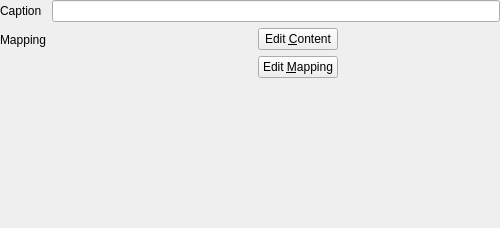
Old version of the form GGEditor_src/ui/panes/ggmappingeditorpane.ui in the repository kingnak/GameGenerator.
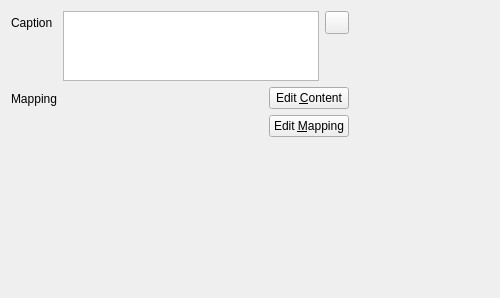
New version of the form. Icons and pictures are not drawn. Custom widgets are drawn as their Qt base class.

What changed in the file:
```diff
--- a/GGEditor_src/ui/panes/ggmappingeditorpane.ui
+++ b/GGEditor_src/ui/panes/ggmappingeditorpane.ui
@@ -13,19 +13,7 @@
   <property name="windowTitle">
    <string>Form</string>
   </property>
-  <layout class="QFormLayout" name="formLayout">
-   <property name="leftMargin">
-    <number>0</number>
-   </property>
-   <property name="topMargin">
-    <number>0</number>
-   </property>
-   <property name="rightMargin">
-    <number>0</number>
-   </property>
-   <property name="bottomMargin">
-    <number>0</number>
-   </property>
+  <layout class="QFormLayout" name="formLayout_2">
    <item row="0" column="0">
     <widget class="QLabel" name="label">
      <property name="text">
@@ -34,7 +22,31 @@
     </widget>
    </item>
    <item row="0" column="1">
-    <widget class="QLineEdit" name="txtCaption"/>
+    <layout class="QFormLayout" name="formLayout">
+     <item row="0" column="0">
+      <widget class="QTextEdit" name="txtCaption">
+       <property name="html">
+        <string notr="true">&lt;!DOCTYPE HTML PUBLIC &quot;-//W3C//DTD HTML 4.0//EN&quot; &quot;http://www.w3.org/TR/REC-html40/strict.dtd&quot;&gt;
+&lt;html&gt;&lt;head&gt;&lt;meta name=&quot;qrichtext&quot; content=&quot;1&quot; /&gt;&lt;style type=&quot;text/css&quot;&gt;
+p, li { white-space: pre-wrap; }
+&lt;/style&gt;&lt;/head&gt;&lt;body style=&quot; font-family:'MS Shell Dlg 2'; font-size:8.25pt; font-weight:400; font-style:normal;&quot;&gt;
+&lt;p style=&quot;-qt-paragraph-type:empty; margin-top:0px; margin-bottom:0px; margin-left:0px; margin-right:0px; -qt-block-indent:0; text-indent:0px;&quot;&gt;&lt;br /&gt;&lt;/p&gt;&lt;/body&gt;&lt;/html&gt;</string>
+       </property>
+      </widget>
+     </item>
+     <item row="0" column="1">
+      <widget class="QToolButton" name="btnChangeCaption">
+       <property name="text">
+        <string notr="true"/>
+       </property>
+       <property name="icon">
+        <iconset>
+         <normalon>:/icons/edit</normalon>
+        </iconset>
+       </property>
+      </widget>
+     </item>
+    </layout>
    </item>
    <item row="1" column="0">
     <widget class="QLabel" name="label_2">
```
